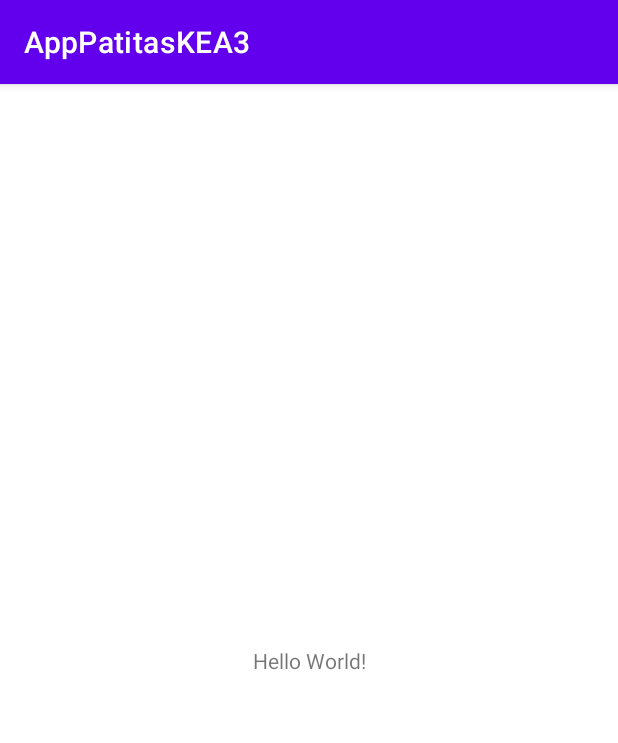
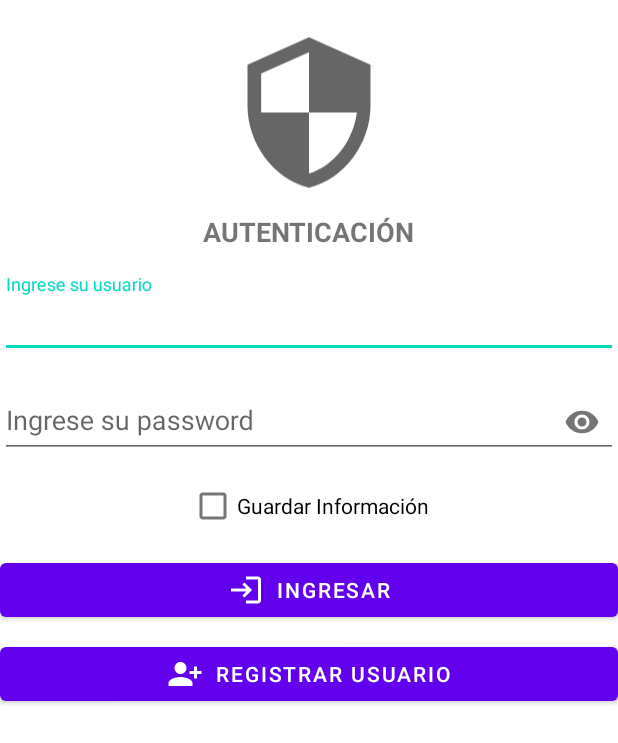
Before and after one commit to qboinstitute/AppPatitasKEA3, an Android app: the screen it shows after launch (MainActivity before the commit, LoginActivity after it), on a phone screen of 412 x 824 dp. Shown: the top 743 px of the screen. Run offline under Robolectric (Android 15) with nearby library versions, the phone set to English and light mode, and no system bars.

Commit message:
primera parte (180221)

```diff
--- a/app/src/main/AndroidManifest.xml
+++ b/app/src/main/AndroidManifest.xml
@@ -9,6 +9,9 @@
         android:roundIcon="@mipmap/ic_launcher_round"
         android:supportsRtl="true"
         android:theme="@style/Theme.AppPatitasKEA3">
+        <activity android:name=".RegistroActivity"
+            ></activity>
+        <activity android:name=".LoginActivity" />
         <activity android:name=".MainActivity">
             <intent-filter>
                 <action android:name="android.intent.action.MAIN" />
--- /dev/null
+++ b/app/src/main/java/com/qbo/apppatitaskea3/LoginActivity.kt
@@ -0,0 +1,11 @@
+package com.qbo.apppatitaskea3
+
+import androidx.appcompat.app.AppCompatActivity
+import android.os.Bundle
+
+class LoginActivity : AppCompatActivity() {
+    override fun onCreate(savedInstanceState: Bundle?) {
+        super.onCreate(savedInstanceState)
+        setContentView(R.layout.activity_login)
+    }
+}
--- a/app/src/main/java/com/qbo/apppatitaskea3/MainActivity.kt
+++ b/app/src/main/java/com/qbo/apppatitaskea3/MainActivity.kt
@@ -1,11 +1,17 @@
 package com.qbo.apppatitaskea3
 
+import android.content.Intent
 import androidx.appcompat.app.AppCompatActivity
 import android.os.Bundle
+import android.os.Handler
 
 class MainActivity : AppCompatActivity() {
     override fun onCreate(savedInstanceState: Bundle?) {
         super.onCreate(savedInstanceState)
         setContentView(R.layout.activity_main)
+        Handler().postDelayed({
+            startActivity(Intent(this,
+                LoginActivity::class.java))
+        }, 3000)
     }
 }
--- /dev/null
+++ b/app/src/main/res/layout/activity_login.xml
@@ -0,0 +1,101 @@
+<?xml version="1.0" encoding="utf-8"?>
+<androidx.constraintlayout.widget.ConstraintLayout xmlns:android="http://schemas.android.com/apk/res/android"
+    xmlns:app="http://schemas.android.com/apk/res-auto"
+    xmlns:tools="http://schemas.android.com/tools"
+    android:layout_width="match_parent"
+    android:layout_height="match_parent"
+    tools:context=".LoginActivity">
+
+    <ImageView
+        android:id="@+id/imageView2"
+        android:layout_width="109dp"
+        android:layout_height="118dp"
+        android:layout_marginTop="16dp"
+        app:layout_constraintEnd_toEndOf="parent"
+        app:layout_constraintStart_toStartOf="parent"
+        app:layout_constraintTop_toTopOf="parent"
+        android:src="@drawable/ic_security" />
+
+    <TextView
+        android:id="@+id/textView"
+        android:layout_width="wrap_content"
+        android:layout_height="wrap_content"
+        android:layout_marginTop="8dp"
+        android:text="@string/valtitulologin"
+        android:textSize="18sp"
+        android:textStyle="bold"
+        app:layout_constraintEnd_toEndOf="parent"
+        app:layout_constraintStart_toStartOf="parent"
+        app:layout_constraintTop_toBottomOf="@+id/imageView2" />
+
+    <com.google.android.material.textfield.TextInputLayout
+        android:id="@+id/textInputLayout"
+        android:layout_width="match_parent"
+        android:layout_height="wrap_content"
+        style="@style/Widget.Design.TextInputLayout"
+        android:layout_marginTop="16dp"
+        app:layout_constraintEnd_toEndOf="parent"
+        app:layout_constraintStart_toStartOf="parent"
+        app:layout_constraintTop_toBottomOf="@+id/textView">
+
+        <com.google.android.material.textfield.TextInputEditText
+            android:id="@+id/etusuario"
+            android:layout_width="match_parent"
+            android:layout_height="wrap_content"
+            android:hint="@string/valetusuario" />
+    </com.google.android.material.textfield.TextInputLayout>
+
+    <com.google.android.material.textfield.TextInputLayout
+        android:id="@+id/textInputLayout2"
+        android:layout_width="match_parent"
+        android:layout_height="wrap_content"
+        android:layout_marginTop="8dp"
+        style="@style/Widget.Design.TextInputLayout"
+        app:layout_constraintEnd_toEndOf="parent"
+        app:layout_constraintStart_toStartOf="parent"
+        app:layout_constraintTop_toBottomOf="@+id/textInputLayout"
+        app:passwordToggleEnabled="true">
+
+        <com.google.android.material.textfield.TextInputEditText
+            android:id="@+id/etpassword"
+            android:layout_width="match_parent"
+            android:layout_height="wrap_content"
+            android:hint="@string/valetpassword"
+            android:inputType="textPassword" />
+    </com.google.android.material.textfield.TextInputLayout>
+
+    <Button
+        android:id="@+id/btnlogin"
+        android:layout_width="0dp"
+        android:layout_height="wrap_content"
+        android:layout_marginTop="8dp"
+        android:text="@string/valbtnlogin"
+        app:icon="@drawable/ic_login"
+        app:iconGravity="textStart"
+        app:layout_constraintEnd_toEndOf="parent"
+        app:layout_constraintHorizontal_bias="0.0"
+        app:layout_constraintStart_toStartOf="parent"
+        app:layout_constraintTop_toBottomOf="@+id/chkrecordar" />
+
+    <Button
+        android:id="@+id/btnregistrar"
+        android:layout_width="0dp"
+        android:layout_height="wrap_content"
+        android:layout_marginTop="8dp"
+        android:text="@string/valbtnregistrar"
+        app:icon="@drawable/ic_person_add"
+        app:iconGravity="textStart"
+        app:layout_constraintEnd_toEndOf="parent"
+        app:layout_constraintStart_toStartOf="parent"
+        app:layout_constraintTop_toBottomOf="@+id/btnlogin" />
+
+    <CheckBox
+        android:id="@+id/chkrecordar"
+        android:layout_width="wrap_content"
+        android:layout_height="wrap_content"
+        android:layout_marginTop="8dp"
+        android:text="@string/valchkrecordar"
+        app:layout_constraintEnd_toEndOf="parent"
+        app:layout_constraintStart_toStartOf="parent"
+        app:layout_constraintTop_toBottomOf="@+id/textInputLayout2" />
+</androidx.constraintlayout.widget.ConstraintLayout>
--- a/app/src/main/res/layout/activity_main.xml
+++ b/app/src/main/res/layout/activity_main.xml
@@ -6,13 +6,13 @@
     android:layout_height="match_parent"
     tools:context=".MainActivity">
 
-    <TextView
+    <ImageView
+        android:id="@+id/imageView"
         android:layout_width="wrap_content"
         android:layout_height="wrap_content"
-        android:text="Hello World!"
         app:layout_constraintBottom_toBottomOf="parent"
-        app:layout_constraintLeft_toLeftOf="parent"
-        app:layout_constraintRight_toRightOf="parent"
-        app:layout_constraintTop_toTopOf="parent" />
-
+        app:layout_constraintEnd_toEndOf="parent"
+        app:layout_constraintStart_toStartOf="parent"
+        app:layout_constraintTop_toTopOf="parent"
+        app:srcCompat="@drawable/logopatitas" />
 </androidx.constraintlayout.widget.ConstraintLayout>
--- a/app/src/main/res/values-night/themes.xml
+++ b/app/src/main/res/values-night/themes.xml
@@ -1,6 +1,6 @@
 <resources xmlns:tools="http://schemas.android.com/tools">
     <!-- Base application theme. -->
-    <style name="Theme.AppPatitasKEA3" parent="Theme.MaterialComponents.DayNight.DarkActionBar">
+    <style name="Theme.AppPatitasKEA3" parent="Theme.MaterialComponents.DayNight.NoActionBar">
         <!-- Primary brand color. -->
         <item name="colorPrimary">@color/purple_200</item>
         <item name="colorPrimaryVariant">@color/purple_700</item>
--- a/app/src/main/res/values/strings.xml
+++ b/app/src/main/res/values/strings.xml
@@ -1,3 +1,19 @@
 <resources>
     <string name="app_name">AppPatitasKEA3</string>
+    <string name="valtitulologin">AUTENTICACIÓN</string>
+    <string name="valetusuario">Ingrese su usuario</string>
+    <string name="valetpassword">Ingrese su password</string>
+    <string name="valchkrecordar">Guardar Información</string>
+    <string name="valbtnlogin">INGRESAR</string>
+    <string name="valbtnregistrar">REGISTRAR USUARIO</string>
+    <string name="valtituloregistro">REGISTRAR USUARIO</string>
+    <string name="valetnombre">Ingrese su nombre</string>
+    <string name="valetapellido">Ingrese su apellido</string>
+    <string name="valetemail">Ingrese su email</string>
+    <string name="valetcelular">Ingrese su número de celular</string>
+    <string name="valetusuarioreg">Ingrese su usuario</string>
+    <string name="valetpasswordreg">Ingrese su password</string>
+    <string name="valetpasswordreg2">Repita su password</string>
+    <string name="valbtnregistrarusuario">REGISTRAR</string>
+    <string name="valbtnirlogin">IR A LOGIN</string>
 </resources>
--- a/app/src/main/res/values/themes.xml
+++ b/app/src/main/res/values/themes.xml
@@ -1,6 +1,6 @@
 <resources xmlns:tools="http://schemas.android.com/tools">
     <!-- Base application theme. -->
-    <style name="Theme.AppPatitasKEA3" parent="Theme.MaterialComponents.DayNight.DarkActionBar">
+    <style name="Theme.AppPatitasKEA3" parent="Theme.MaterialComponents.DayNight.NoActionBar">
         <!-- Primary brand color. -->
         <item name="colorPrimary">@color/purple_500</item>
         <item name="colorPrimaryVariant">@color/purple_700</item>
```
Also changed, not shown: app/src/main/java/com/qbo/apppatitaskea3/RegistroActivity.kt (added, +11 -0 lines), app/src/main/res/drawable/ic_reg.xml (added, +15 -0 lines), app/src/main/res/layout/activity_registro.xml (added, +172 -0 lines).
